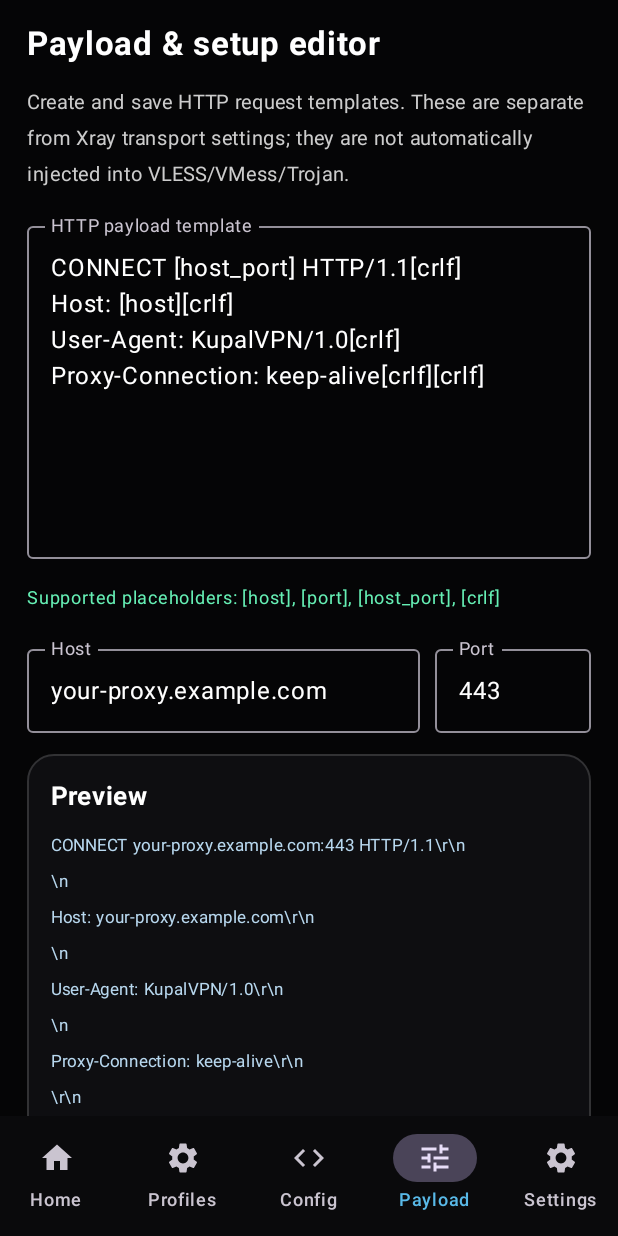
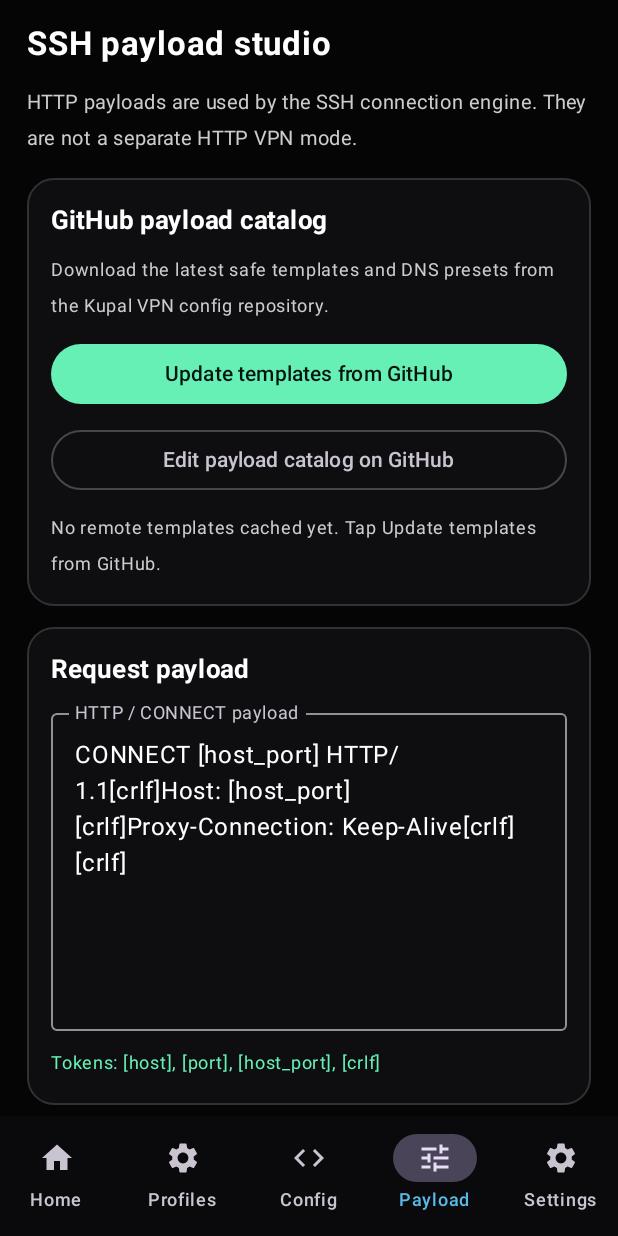
Before and after one commit to darwindiolimbo-crypto/kupal-vpn, an Android app built with Jetpack Compose: the screen it shows after launch (MainActivity), item 4 of the bottom bar chosen, on a phone screen of 412 x 824 dp. Run offline under Robolectric (Android 15) with nearby library versions, the phone set to English and light mode, and no system bars; our stand-ins replace AdMob; pictures from the network do not load; 3 statements that could not run were skipped.

Commit message:
Connect SSH payload editor to profiles and GitHub config updates

```diff
--- a/app/src/main/java/com/kupalvpn/app/MainActivity.kt
+++ b/app/src/main/java/com/kupalvpn/app/MainActivity.kt
@@ -510,70 +510,129 @@ private fun ConfigScreen(padding: PaddingValues) {
 private fun PayloadScreen(padding: PaddingValues) {
     val context = LocalContext.current
     val profileId = ProfileStore.activeProfileId(context)
-    var payload by rememberSaveable(profileId) { mutableStateOf(LocalStore.readPayload(context)) }
-    var host by rememberSaveable { mutableStateOf("your-proxy.example.com") }
-    var port by rememberSaveable { mutableStateOf("443") }
-    var result by rememberSaveable { mutableStateOf("Payload template loaded") }
+    val scope = rememberCoroutineScope()
+    var payload by rememberSaveable(profileId) { mutableStateOf(SshConfigStore.read(context).payload) }
+    var host by rememberSaveable(profileId) { mutableStateOf(SshConfigStore.read(context).host) }
+    var port by rememberSaveable(profileId) { mutableStateOf(SshConfigStore.read(context).port.toString()) }
+    var result by rememberSaveable(profileId) { mutableStateOf("SSH payload editor ready") }
+    var updating by remember { mutableStateOf(false) }
+    var templates by remember(profileId) { mutableStateOf(loadRemotePayloadTemplates(context)) }
 
     val preview = payload
-        .replace("[host_port]", "$host:$port")
+        .replace("[host_port]", if (host.contains(':') && !host.startsWith("[")) "[$host]:$port" else "$host:$port")
         .replace("[host]", host)
         .replace("[port]", port)
         .replace("[crlf]", "\r\n")
+        .replace("\\r\\n", "\r\n")
+        .replace("\\n", "\r\n")
 
     ScreenColumn(padding) {
-        Text("Payload & setup editor", fontSize = 22.sp, fontWeight = FontWeight.Bold)
-        Text(
-            "Create and save HTTP request templates. These are separate from Xray transport settings; they are not automatically injected into VLESS/VMess/Trojan.",
-            color = Color.LightGray,
-            fontSize = 13.sp
-        )
+        Text("SSH payload studio", fontSize = 22.sp, fontWeight = FontWeight.Bold)
+        Text("HTTP payloads are used by the SSH connection engine. They are not a separate HTTP VPN mode.", color = Color.LightGray, fontSize = 13.sp)
+        SectionCard("GitHub payload catalog") {
+            Text("Download the latest safe templates and DNS presets from the Kupal VPN config repository.", color = Color.LightGray, fontSize = 12.sp)
+            Button(
+                onClick = {
+                    scope.launch {
+                        updating = true
+                        result = "Checking GitHub for configuration updates…"
+                        try {
+                            result = RemoteConfigStore.update(context)
+                            templates = loadRemotePayloadTemplates(context)
+                        } catch (error: Exception) {
+                            result = error.message ?: "Config update failed"
+                        } finally {
+                            updating = false
+                        }
+                    }
+                },
+                enabled = !updating,
+                modifier = Modifier.fillMaxWidth()
+            ) { Text(if (updating) "Updating…" else "Update templates from GitHub") }
+            OutlinedButton(
+                onClick = {
+                    context.startActivity(Intent(Intent.ACTION_VIEW, android.net.Uri.parse(RemoteConfigStore.EDIT_URL)))
+                },
+                modifier = Modifier.fillMaxWidth()
+            ) { Text("Edit payload catalog on GitHub") }
+            if (templates.isEmpty()) {
+                Text("No remote templates cached yet. Tap Update templates from GitHub.", fontSize = 12.sp, color = Color.LightGray)
+            } else {
+                templates.forEach { (name, template) ->
+                    OutlinedButton(
+                        onClick = {
+                            payload = template
+                            val current = SshConfigStore.read(context)
+                            SshConfigStore.save(context, current.copy(payload = template))
+                            result = "Loaded template: $name"
+                        },
+                        modifier = Modifier.fillMaxWidth()
+                    ) { Text("＋ $name") }
+                }
+            }
+        }
+        SectionCard("Request payload") {
             OutlinedTextField(
                 value = payload,
                 onValueChange = {
                     payload = it
-                LocalStore.writePayload(context, it)
-                result = "Draft updated"
+                    val current = SshConfigStore.read(context)
+                    SshConfigStore.save(context, current.copy(payload = it))
+                    result = "Draft saved for the active profile"
                 },
-            modifier = Modifier.fillMaxWidth().height(230.dp),
-            label = { Text("HTTP payload template") },
-            minLines = 8,
+                modifier = Modifier.fillMaxWidth().height(220.dp),
+                label = { Text("HTTP / CONNECT payload") },
+                minLines = 7,
                 maxLines = 14,
                 keyboardOptions = KeyboardOptions(capitalization = KeyboardCapitalization.None)
             )
-        Text("Supported placeholders: [host], [port], [host_port], [crlf]", color = Green, fontSize = 12.sp)
-        Row(horizontalArrangement = Arrangement.spacedBy(10.dp)) {
+            Text("Tokens: [host], [port], [host_port], [crlf]", color = Green, fontSize = 12.sp)
+        }
+        SectionCard("Preview target") {
             OutlinedTextField(
                 value = host,
                 onValueChange = { host = it },
-                modifier = Modifier.weight(1f),
-                label = { Text("Host") },
+                modifier = Modifier.fillMaxWidth(),
+                label = { Text("SSH server host") },
                 singleLine = true
             )
             OutlinedTextField(
                 value = port,
                 onValueChange = { port = it.filter(Char::isDigit).take(5) },
-                modifier = Modifier.width(104.dp),
-                label = { Text("Port") },
+                modifier = Modifier.fillMaxWidth(),
+                label = { Text("SSH server port") },
                 singleLine = true,
                 keyboardOptions = KeyboardOptions(keyboardType = KeyboardType.Number)
             )
+            Text("Preview only. The live SSH endpoint is saved from Config → SSH server.", fontSize = 11.sp, color = Color.LightGray)
         }
-        SectionCard("Preview") {
+        SectionCard("Rendered payload") {
             Text(preview.replace("\r", "\\r").replace("\n", "\\n\n"), fontSize = 11.sp, color = Color(0xFFB8D8EF))
         }
         Row(horizontalArrangement = Arrangement.spacedBy(10.dp)) {
             Button(onClick = {
-                LocalStore.writePayload(context, payload)
-                result = "Payload template saved on this device"
-            }) { Text("Save template") }
+                val current = SshConfigStore.read(context)
+                SshConfigStore.save(context, current.copy(payload = payload))
+                result = "Payload saved to the active SSH profile"
+            }, modifier = Modifier.weight(1f)) { Text("Save") }
             OutlinedButton(onClick = {
-                payload = "CONNECT [host_port] HTTP/1.1[crlf]\nHost: [host][crlf]\nUser-Agent: KupalVPN/1.0[crlf]\nProxy-Connection: keep-alive[crlf][crlf]"
-                LocalStore.writePayload(context, payload)
-                result = "Default template restored"
-            }) { Text("Reset") }
+                payload = SshConfigStore.DEFAULT_PAYLOAD
+                val current = SshConfigStore.read(context)
+                SshConfigStore.save(context, current.copy(payload = payload))
+                result = "Default HTTP CONNECT template restored"
+            }, modifier = Modifier.weight(1f)) { Text("Reset") }
         }
-        Text(result, color = Green, fontSize = 12.sp)
+        Text(result, color = if (result.contains("failed", true)) Color(0xFFFFD27A) else Green, fontSize = 12.sp)
+    }
+}
+
+private fun loadRemotePayloadTemplates(context: android.content.Context): List<Pair<String, String>> {
+    val array = RemoteConfigStore.read(context).optJSONArray("payloadTemplates") ?: return emptyList()
+    return (0 until array.length()).mapNotNull { index ->
+        val item = array.optJSONObject(index) ?: return@mapNotNull null
+        val name = item.optString("name")
+        val payload = item.optString("payload")
+        if (name.isBlank() || payload.isBlank()) null else name to payload
     }
 }
 
```
Lines whose indentation alone changed are shown as unchanged.
